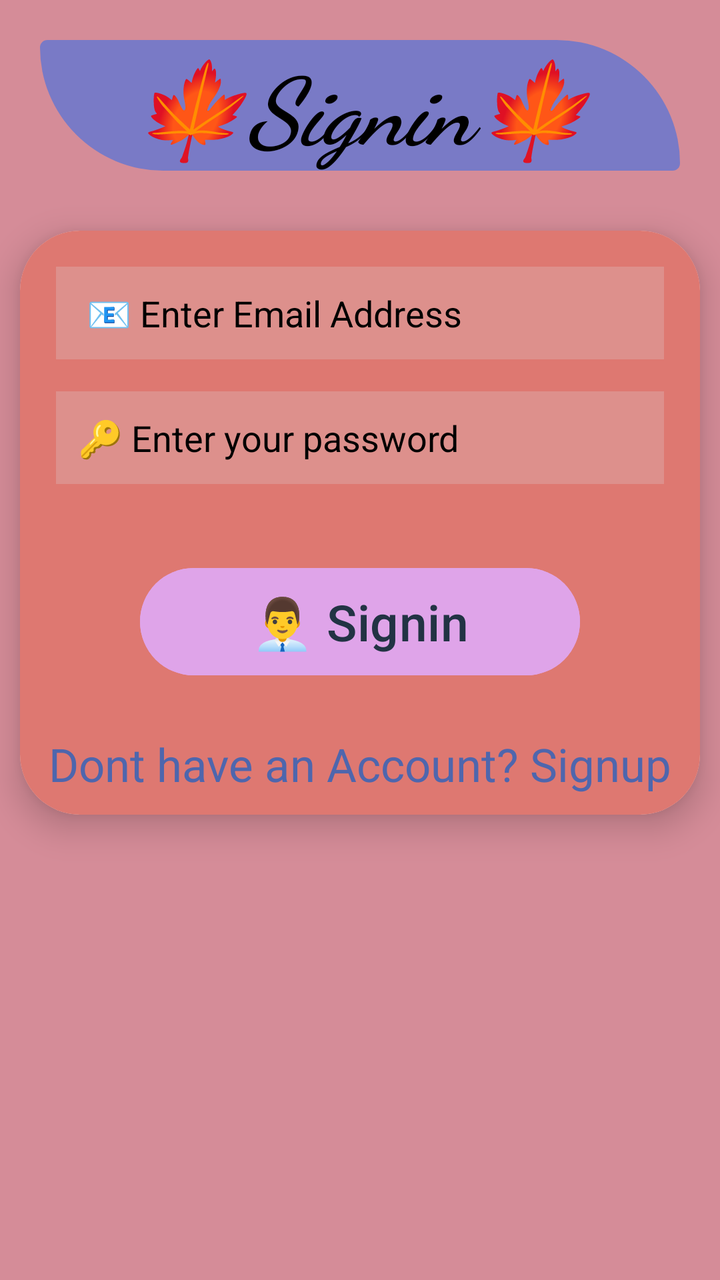
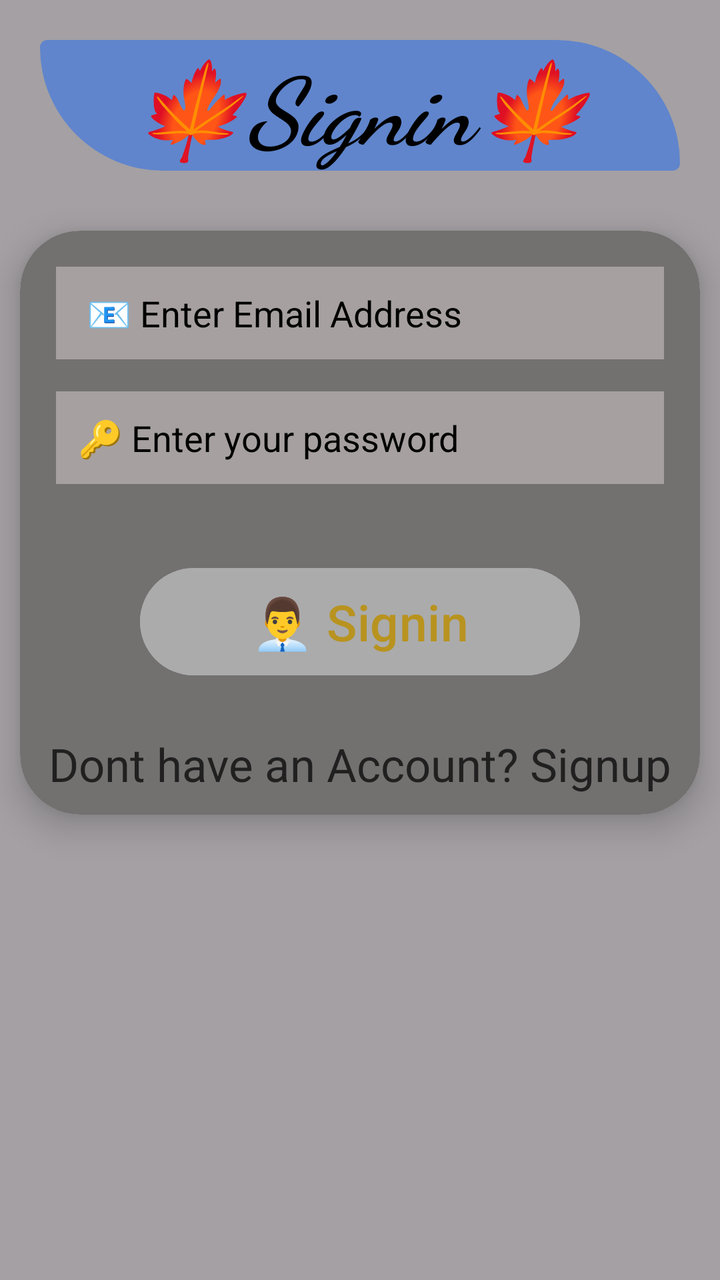

Two renders of the same Android screen: before a commit and after it. Below are the layout's source before the change and the commit's diff.
<!-- AndroidManifest.xml: application theme Theme.Sokogarden -->
<!-- res/layout/activity_signin.xml -->
<?xml version="1.0" encoding="utf-8"?>
<LinearLayout xmlns:android="http://schemas.android.com/apk/res/android"
    xmlns:app="http://schemas.android.com/apk/res-auto"
    xmlns:tools="http://schemas.android.com/tools"
    android:id="@+id/main"
    android:orientation="vertical"
    android:background="#92B83D4B"
    android:layout_width="match_parent"
    android:layout_height="match_parent"
    tools:context=".Signin">

    <TextView
        android:layout_width="match_parent"
        android:layout_height="wrap_content"
        android:text="🍁Signin🍁"
        android:fontFamily="cursive"
        android:layout_margin="20dp"
        android:textSize="47sp"
        android:textAlignment="center"
        android:textStyle="bold|italic"
        android:background="@drawable/shape"
        android:textColor="#000"/>


    <androidx.cardview.widget.CardView
        android:layout_width="match_parent"
        android:layout_height="wrap_content"
        app:cardCornerRadius="30dp"
        app:cardElevation="10dp"
        android:layout_margin="10dp"
        android:padding="10dp">


        <LinearLayout
            android:layout_width="match_parent"
            android:layout_height="match_parent"
            android:orientation="vertical"
            android:background="#DE7871"
            android:padding="10dp">


            <EditText
                android:layout_width="match_parent"
                android:layout_height="wrap_content"
                android:hint=" 📧 Enter Email Address"
                android:textColorHint="#000"
                android:id="@+id/email"
                android:textColor="#000"
                android:layout_margin="8dp"
                android:background="#6ADCB3B3"
                android:padding="11dp"/>


            
            <EditText
                android:layout_width="match_parent"
                android:layout_height="wrap_content"
                android:hint="🔑 Enter your password"
                android:textColorHint="#000"
                android:id="@+id/password"
                android:inputType="textPassword"
                android:textColor="#000"
                android:layout_margin="8dp"
                android:background="#6ADCB3B3"
                android:padding="11dp"/>


            <Button
                android:layout_width="match_parent"
                android:layout_height="wrap_content"
                android:text="👨‍💼 Signin"
                android:textSize="25sp"
                android:padding="10dp"
                android:layout_marginLeft="50dp"
                android:layout_marginRight="50dp"
                android:layout_marginTop="30dp"
                android:textColor="#234"
                android:backgroundTint="#DFA4E9"
                android:id="@+id/signinBtn"/>

            <TextView
                android:layout_width="match_parent"
                android:layout_height="wrap_content"
                android:text="Dont have an Account? Signup"
                android:textAlignment="center"
                android:textSize="23sp"
                android:layout_marginTop="25dp"
                android:textColor="#E63E64B4"
                android:id="@+id/signuptxt"/>



        </LinearLayout>

    </androidx.cardview.widget.CardView>

</LinearLayout>
<!-- resources referenced by this layout -->
<resources>
  <!-- drawable shape (drawable) -->
  <?xml version="1.0" encoding="utf-8"?>
  <shape xmlns:android="http://schemas.android.com/apk/res/android">
      <solid
          android:color="#7A1666F6"/>
      <corners
         android:topRightRadius="500dp"
          android:bottomLeftRadius="500dp"
          android:radius="30dp"
  
          />
  </shape>
  <style name="Theme.Sokogarden" parent="Base.Theme.Sokogarden" />
  <style name="Base.Theme.Sokogarden" parent="Theme.Material3.DayNight.NoActionBar">
          
          
      </style>
</resources>

<!-- the commit's change to res/layout/activity_signin.xml (unified diff, before → after) -->
@@ -4,7 +4,7 @@
     xmlns:tools="http://schemas.android.com/tools"
     android:id="@+id/main"
     android:orientation="vertical"
-    android:background="#92B83D4B"
+    android:background="#92626060"
     android:layout_width="match_parent"
     android:layout_height="match_parent"
     tools:context=".Signin">
@@ -35,7 +35,7 @@
             android:layout_width="match_parent"
             android:layout_height="match_parent"
             android:orientation="vertical"
-            android:background="#DE7871"
+            android:background="#737070"
             android:padding="10dp">
 
 
@@ -47,7 +47,7 @@
                 android:id="@+id/email"
                 android:textColor="#000"
                 android:layout_margin="8dp"
-                android:background="#6ADCB3B3"
+                android:background="#6AEDE2E2"
                 android:padding="11dp"/>
 
 
@@ -61,7 +61,7 @@
                 android:inputType="textPassword"
                 android:textColor="#000"
                 android:layout_margin="8dp"
-                android:background="#6ADCB3B3"
+                android:background="#6AEDE2E2"
                 android:padding="11dp"/>
 
 
@@ -74,8 +74,8 @@
                 android:layout_marginLeft="50dp"
                 android:layout_marginRight="50dp"
                 android:layout_marginTop="30dp"
-                android:textColor="#234"
-                android:backgroundTint="#DFA4E9"
+                android:textColor="#B8931F"
+                android:backgroundTint="#ABABAB"
                 android:id="@+id/signinBtn"/>
 
             <TextView
@@ -85,7 +85,7 @@
                 android:textAlignment="center"
                 android:textSize="23sp"
                 android:layout_marginTop="25dp"
-                android:textColor="#E63E64B4"
+                android:textColor="#E6181717"
                 android:id="@+id/signuptxt"/>
 
 
